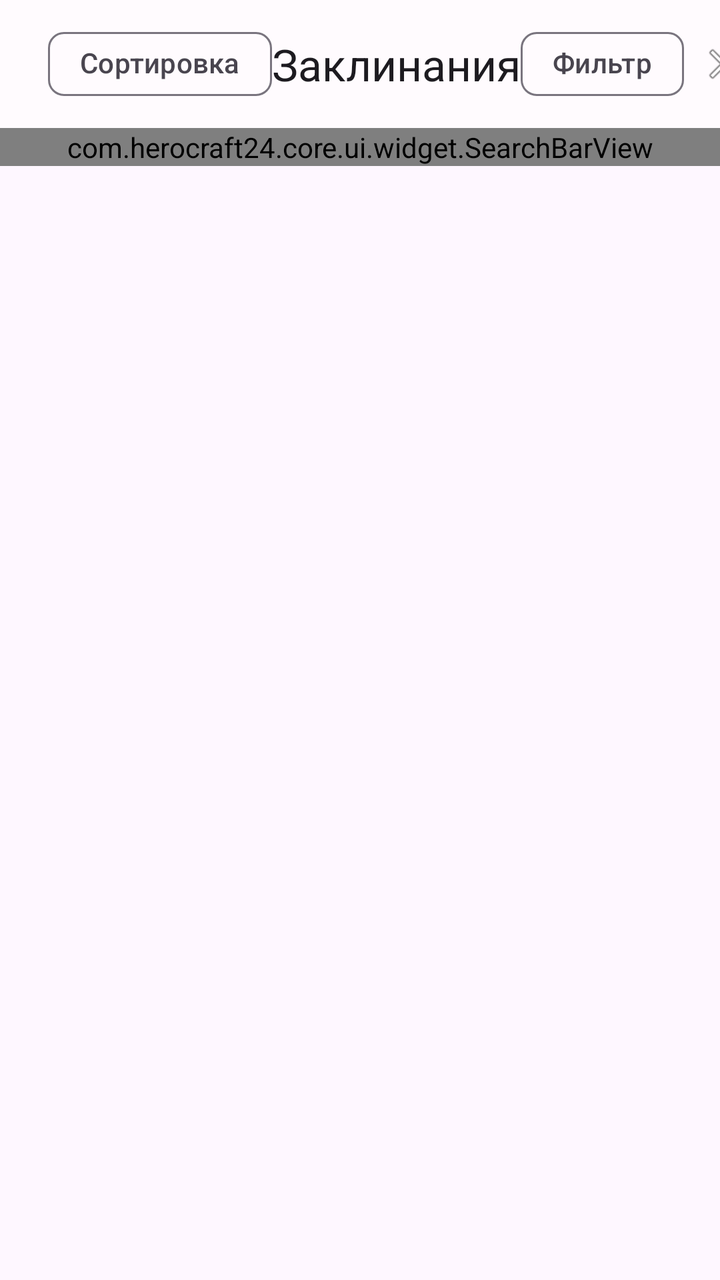
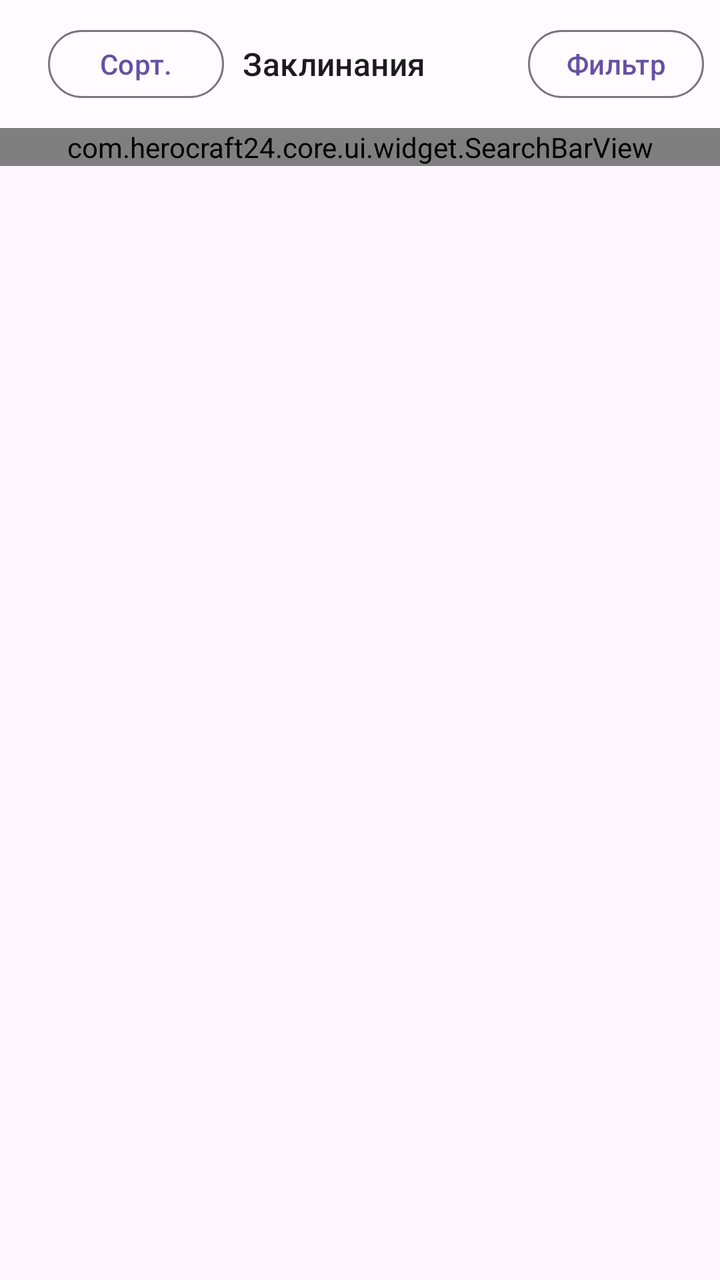

Two renders of the same Android screen: before a commit and after it. Below are the layout's source before the change and the commit's diff.
<!-- AndroidManifest.xml: another module's application theme Theme.HeroCraft24 -->
<!-- res/layout/fragment_spell_list.xml -->
<?xml version="1.0" encoding="utf-8"?>
<LinearLayout xmlns:android="http://schemas.android.com/apk/res/android"
    xmlns:app="http://schemas.android.com/apk/res-auto"
    android:layout_width="match_parent"
    android:layout_height="match_parent"
    android:orientation="vertical">

    <com.google.android.material.appbar.MaterialToolbar
        android:id="@+id/toolbar"
        android:layout_width="match_parent"
        android:layout_height="?attr/actionBarSize"
        android:background="?attr/colorSurface">
        <LinearLayout
            android:layout_width="match_parent"
            android:layout_height="match_parent"
            android:orientation="horizontal"
            android:gravity="center_vertical">

            <com.google.android.material.chip.Chip
                android:id="@+id/chip_sort"
                android:layout_width="wrap_content"
                android:layout_height="wrap_content"
                android:text="Сортировка"
                style="@style/Widget.Material3.Chip.Suggestion"
                android:layout_marginStart="8dp" />

            <Space
                android:layout_width="0dp"
                android:layout_height="1dp"
                android:layout_weight="1" />

            <TextView
                android:id="@+id/toolbar_title"
                android:layout_width="wrap_content"
                android:layout_height="wrap_content"
                android:gravity="center"
                android:text="Заклинания"
                android:textAppearance="?attr/textAppearanceTitleLarge"
                android:maxLines="1" />

            <Space
                android:layout_width="0dp"
                android:layout_height="1dp"
                android:layout_weight="1" />

            <com.google.android.material.chip.Chip
                android:id="@+id/chip_filter"
                android:layout_width="wrap_content"
                android:layout_height="wrap_content"
                android:text="Фильтр"
                style="@style/Widget.Material3.Chip.Suggestion" />

            <ImageView
                android:id="@+id/btn_clear_filters"
                android:layout_width="40dp"
                android:layout_height="40dp"
                android:src="@android:drawable/ic_menu_close_clear_cancel"
                android:contentDescription="Сбросить фильтры"
                android:padding="8dp"
                android:layout_marginEnd="4dp" />
        </LinearLayout>
    </com.google.android.material.appbar.MaterialToolbar>

    <com.herocraft24.core.ui.widget.SearchBarView
        android:id="@+id/search_bar"
        android:layout_width="match_parent"
        android:layout_height="wrap_content" />

    <FrameLayout
        android:id="@+id/content_container"
        android:layout_width="match_parent"
        android:layout_height="0dp"
        android:layout_weight="1">

        <androidx.recyclerview.widget.RecyclerView
            android:id="@+id/recycler_view"
            android:layout_width="match_parent"
            android:layout_height="match_parent"
            android:clipToPadding="false"
            android:paddingTop="4dp"
            android:paddingBottom="8dp" />

    </FrameLayout>

</LinearLayout>
<!-- resources referenced by this layout -->
<resources>
  <style name="Theme.HeroCraft24" parent="Theme.Material3.DayNight.NoActionBar">
          <item name="colorPrimary">@color/md_theme_primary</item>
          <item name="colorOnPrimary">@color/md_theme_on_primary</item>
          <item name="colorPrimaryContainer">@color/md_theme_primary_container</item>
          <item name="colorOnPrimaryContainer">@color/md_theme_on_primary_container</item>
          <item name="colorSecondary">@color/md_theme_secondary</item>
          <item name="colorOnSecondary">@color/md_theme_on_secondary</item>
          <item name="colorSecondaryContainer">@color/md_theme_secondary_container</item>
          <item name="colorOnSecondaryContainer">@color/md_theme_on_secondary_container</item>
          <item name="colorSurface">@color/md_theme_surface</item>
          <item name="colorOnSurface">@color/md_theme_on_surface</item>
          <item name="colorSurfaceVariant">@color/md_theme_surface_variant</item>
          <item name="colorOnSurfaceVariant">@color/md_theme_on_surface_variant</item>
          <item name="colorError">@color/md_theme_error</item>
          <item name="colorOnError">@color/md_theme_on_error</item>
          <item name="android:statusBarColor">@android:color/transparent</item>
          <item name="android:navigationBarColor">@android:color/transparent</item>
      </style>
  <color name="md_theme_primary">#6750A4</color>
  <color name="md_theme_on_primary">#FFFFFF</color>
  <color name="md_theme_primary_container">#EADDFF</color>
  <color name="md_theme_on_primary_container">#21005D</color>
  <color name="md_theme_secondary">#625B71</color>
  <color name="md_theme_on_secondary">#FFFFFF</color>
  <color name="md_theme_secondary_container">#E8DEF8</color>
  <color name="md_theme_on_secondary_container">#1D192B</color>
  <color name="md_theme_surface">#FFFBFE</color>
  <color name="md_theme_on_surface">#1C1B1F</color>
  <color name="md_theme_surface_variant">#E7E0EC</color>
  <color name="md_theme_on_surface_variant">#49454F</color>
  <color name="md_theme_error">#B3261E</color>
  <color name="md_theme_on_error">#FFFFFF</color>
</resources>

<!-- the commit's change to res/layout/fragment_spell_list.xml (unified diff, before → after) -->
@@ -16,48 +16,48 @@
             android:orientation="horizontal"
             android:gravity="center_vertical">
 
-            <com.google.android.material.chip.Chip
-                android:id="@+id/chip_sort"
+            <com.google.android.material.button.MaterialButton
+                android:id="@+id/btn_sort"
+                style="@style/Widget.Material3.Button.OutlinedButton"
                 android:layout_width="wrap_content"
-                android:layout_height="wrap_content"
-                android:text="Сортировка"
-                style="@style/Widget.Material3.Chip.Suggestion"
-                android:layout_marginStart="8dp" />
-
-            <Space
-                android:layout_width="0dp"
-                android:layout_height="1dp"
-                android:layout_weight="1" />
+                android:layout_height="42dp"
+                android:layout_marginStart="8dp"
+                android:text="Сорт."
+                android:paddingStart="6dp"
+                android:paddingEnd="6dp"
+                android:checkable="false"
+                app:rippleColor="@android:color/transparent" />
 
             <TextView
                 android:id="@+id/toolbar_title"
-                android:layout_width="wrap_content"
+                android:layout_width="0dp"
                 android:layout_height="wrap_content"
+                android:layout_weight="1"
                 android:gravity="center"
                 android:text="Заклинания"
-                android:textAppearance="?attr/textAppearanceTitleLarge"
+                android:textAppearance="?attr/textAppearanceTitleMedium"
                 android:maxLines="1" />
-
-            <Space
-                android:layout_width="0dp"
-                android:layout_height="1dp"
-                android:layout_weight="1" />
-
-            <com.google.android.material.chip.Chip
-                android:id="@+id/chip_filter"
-                android:layout_width="wrap_content"
-                android:layout_height="wrap_content"
-                android:text="Фильтр"
-                style="@style/Widget.Material3.Chip.Suggestion" />
 
             <ImageView
                 android:id="@+id/btn_clear_filters"
-                android:layout_width="40dp"
-                android:layout_height="40dp"
+                android:layout_width="42dp"
+                android:layout_height="42dp"
                 android:src="@android:drawable/ic_menu_close_clear_cancel"
                 android:contentDescription="Сбросить фильтры"
-                android:padding="8dp"
-                android:layout_marginEnd="4dp" />
+                android:padding="6dp"
+                android:alpha="0" />
+
+            <com.google.android.material.button.MaterialButton
+                android:id="@+id/btn_filter"
+                style="@style/Widget.Material3.Button.OutlinedButton"
+                android:layout_width="wrap_content"
+                android:layout_height="42dp"
+                android:layout_marginEnd="8dp"
+                android:text="Фильтр"
+                android:paddingStart="6dp"
+                android:paddingEnd="6dp"
+                android:checkable="false"
+                app:rippleColor="@android:color/transparent" />
         </LinearLayout>
     </com.google.android.material.appbar.MaterialToolbar>
 
